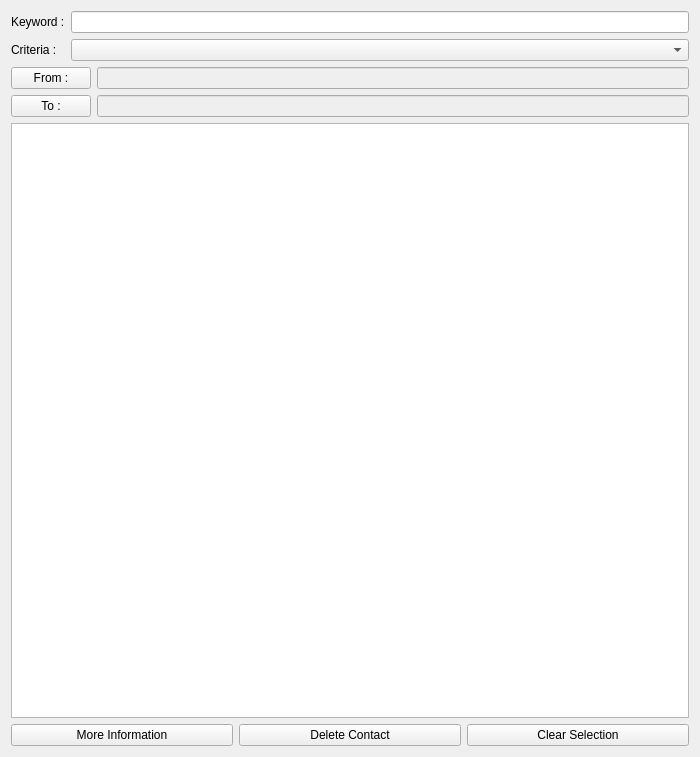
Above: Projet/View/findcontact.ui from KieceDonc/L3_CDAA before the change. Below: the same form after it.
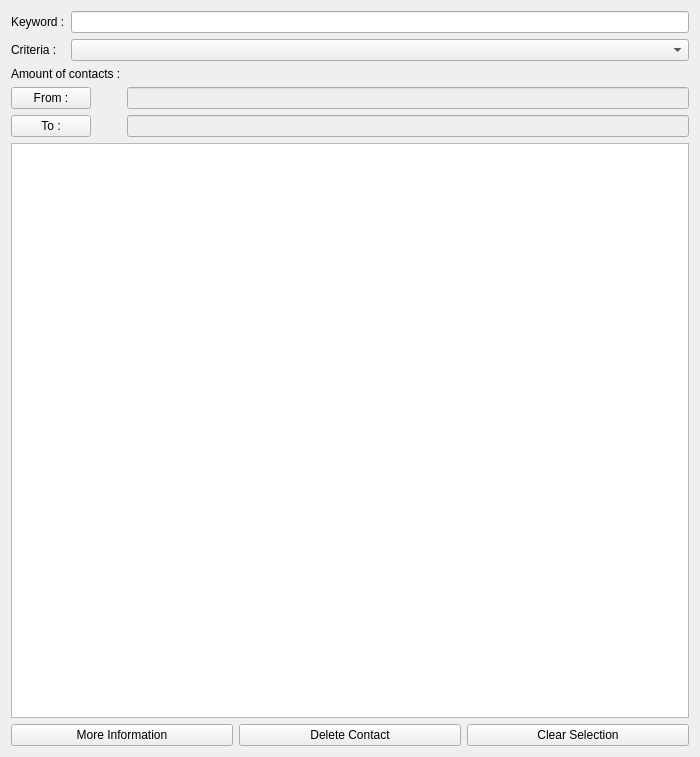
That is the form after the change.

Diff of the .ui file:
```diff
--- a/Projet/View/findcontact.ui
+++ b/Projet/View/findcontact.ui
@@ -65,34 +65,48 @@
    </item>
    <item>
     <layout class="QFormLayout" name="formLayout">
-     <item row="0" column="1">
-      <widget class="QLineEdit" name="lineDate1">
-       <property name="enabled">
-        <bool>false</bool>
-       </property>
-      </widget>
-     </item>
      <item row="1" column="1">
+      <widget class="QLineEdit" name="lineDate1">
+       <property name="enabled">
+        <bool>false</bool>
+       </property>
+      </widget>
+     </item>
+     <item row="2" column="1">
       <widget class="QLineEdit" name="lineDate2">
        <property name="enabled">
         <bool>false</bool>
        </property>
       </widget>
      </item>
-     <item row="0" column="0">
+     <item row="1" column="0">
       <widget class="QPushButton" name="buttonDate1">
        <property name="text">
         <string>From :</string>
        </property>
       </widget>
      </item>
-     <item row="1" column="0">
+     <item row="2" column="0">
       <widget class="QPushButton" name="buttonDate2">
        <property name="text">
         <string>To :</string>
        </property>
       </widget>
      </item>
+     <item row="0" column="0">
+      <widget class="QLabel" name="label">
+       <property name="text">
+        <string>Amount of contacts :</string>
+       </property>
+      </widget>
+     </item>
+     <item row="0" column="1">
+      <widget class="QLabel" name="labelCount">
+       <property name="text">
+        <string/>
+       </property>
+      </widget>
+     </item>
     </layout>
    </item>
    <item>
```
